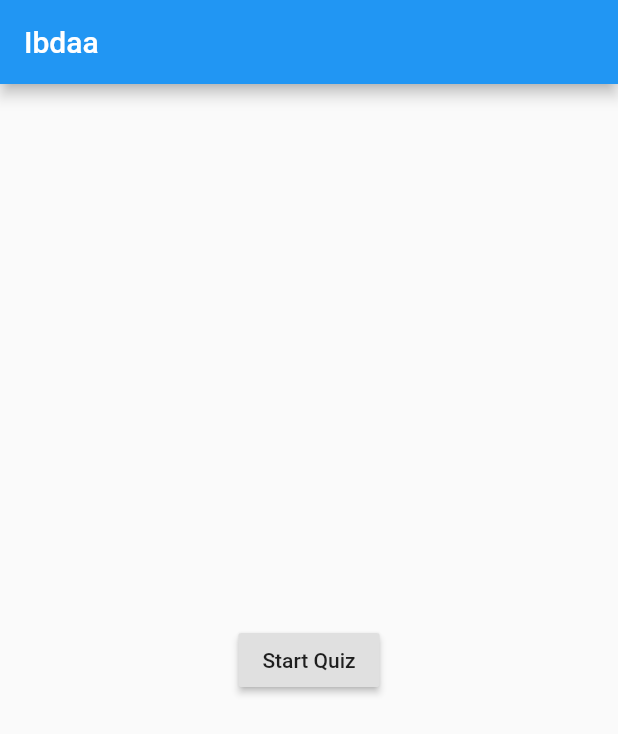
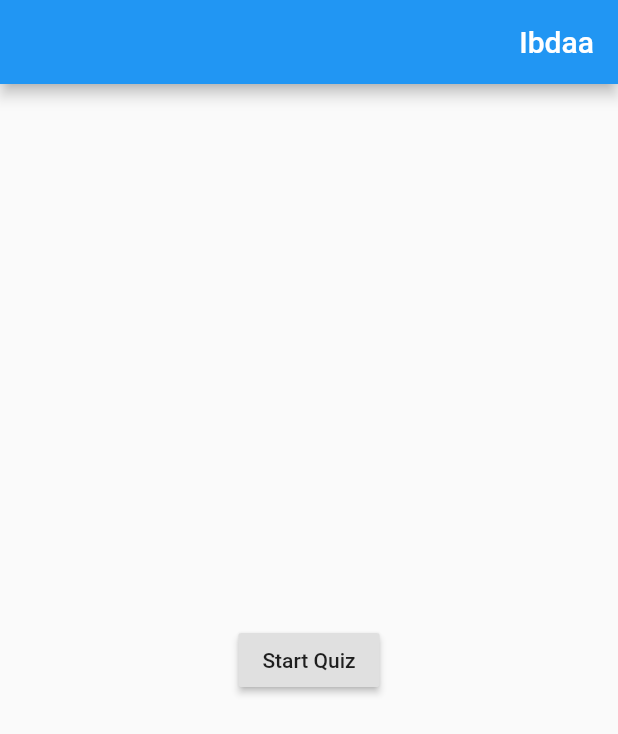
Before and after one commit to Yazid-Krayem/ibdaa_app_github, a Flutter app: the screen it shows after launch, on a phone screen of 412 x 824 dp. Shown: the top 734 px of the screen. Run offline on Flutter 3.47's test engine with Material 2 defaults, Android fonts, the phone set to English and light mode, and no system bars; our stand-ins replace localstorage; missing offline and left inert: cooky.

Commit message:
questions card

```diff
--- a/lib/main.dart
+++ b/lib/main.dart
@@ -19,12 +19,14 @@ class _MyAppState extends State<MyApp> {
   @override
   Widget build(BuildContext context) {
     return MaterialApp(
-      debugShowCheckedModeBanner: false,
-      title: 'Ibdaa',
-      theme: ThemeData(
-        primarySwatch: Colors.blue,
-      ),
-      home: HomePage(),
-    );
+        debugShowCheckedModeBanner: false,
+        title: 'Ibdaa',
+        theme: ThemeData(
+          primarySwatch: Colors.blue,
+        ),
+        home: Directionality(
+          textDirection: TextDirection.rtl,
+          child: HomePage(),
+        ));
   }
 }
--- a/lib/src/ui/QuizPage/QuizPage.dart
+++ b/lib/src/ui/QuizPage/QuizPage.dart
@@ -171,6 +171,8 @@ class _QuizPageState extends State<QuizPage>
       ),
       body: SingleChildScrollView(
         child: Container(
+          height: MediaQuery.of(context).size.height,
+          width: MediaQuery.of(context).size.width,
           decoration: BoxDecoration(
               gradient: LinearGradient(
                   colors: [Colors.deepPurpleAccent, Colors.tealAccent],
@@ -209,10 +211,10 @@ class _QuizPageState extends State<QuizPage>
       child: RaisedButton.icon(
         hoverColor: Colors.black,
         onPressed: () => {_returnButtonFunction},
-        icon: Icon(Icons.undo),
+        icon: Icon(Icons.arrow_back),
         textColor: Colors.white,
         color: Colors.lightBlue,
-        label: Text('return to The Prevouis question'),
+        label: Text('عودة'),
       ),
     );
   }
--- a/lib/src/ui/linearProgressIndicator/linearProgressIndicator.dart
+++ b/lib/src/ui/linearProgressIndicator/linearProgressIndicator.dart
@@ -10,7 +10,7 @@ class Linearprogress extends StatelessWidget {
         alignment: Alignment.topCenter,
 
         //hard coded width
-        width: 100,
+        width: MediaQuery.of(context).size.width * 0.5,
         child: Positioned(
             child: LinearProgressIndicator(
           backgroundColor: Colors.cyanAccent,
```
Also changed, not shown: lib/src/ui/questionsList/questionsList.dart (+22 -13 lines).
